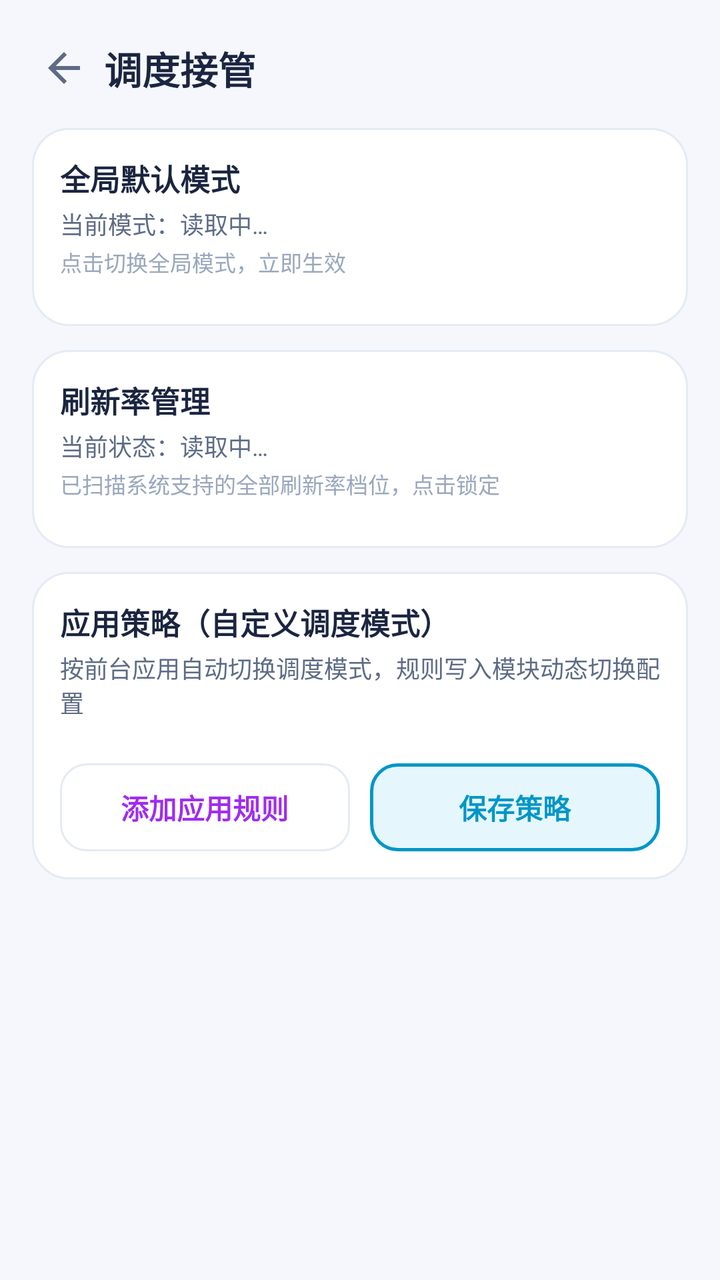
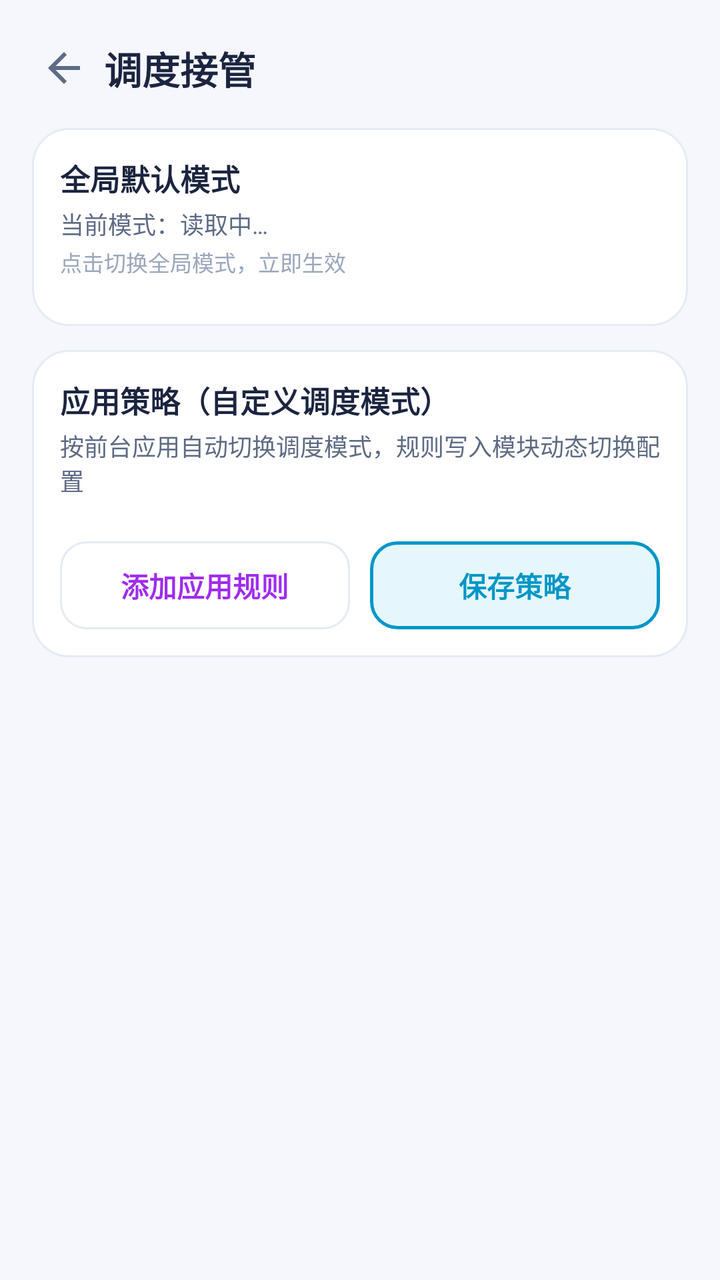

Screens rendered from an Android XML layout before and after an edit, with the pre-edit source and the edit as a unified diff.
<!-- AndroidManifest.xml: application theme AppTheme -->
<!-- res/layout/activity_mode.xml -->
<?xml version="1.0" encoding="utf-8"?>
<LinearLayout xmlns:android="http://schemas.android.com/apk/res/android"
    android:layout_width="match_parent"
    android:layout_height="match_parent"
    android:orientation="vertical">

    
    <LinearLayout
        android:layout_width="match_parent"
        android:layout_height="wrap_content"
        android:orientation="horizontal"
        android:gravity="center_vertical"
        android:paddingStart="12dp"
        android:paddingEnd="20dp"
        android:paddingTop="14dp"
        android:paddingBottom="10dp">

        <ImageView
            android:id="@+id/btnBack"
            android:layout_width="40dp"
            android:layout_height="40dp"
            android:padding="8dp"
            android:src="@drawable/ic_back"
            android:background="?android:attr/selectableItemBackgroundBorderless"
            android:contentDescription="返回" />

        <TextView
            android:layout_width="0dp"
            android:layout_height="wrap_content"
            android:layout_weight="1"
            android:text="调度接管"
            android:textColor="@color/textPrimary"
            android:textSize="19sp"
            android:textStyle="bold" />
    </LinearLayout>

    <ScrollView
        android:layout_width="match_parent"
        android:layout_height="match_parent"
        android:scrollbars="none"
        android:overScrollMode="never">

        <LinearLayout
            android:layout_width="match_parent"
            android:layout_height="wrap_content"
            android:orientation="vertical"
            android:paddingStart="16dp"
            android:paddingEnd="16dp"
            android:paddingBottom="28dp">

            
            <LinearLayout
                android:layout_width="match_parent"
                android:layout_height="wrap_content"
                android:orientation="vertical"
                android:background="@drawable/bg_card"
                android:padding="14dp">

                <TextView
                    android:layout_width="wrap_content"
                    android:layout_height="wrap_content"
                    android:text="全局默认模式"
                    android:textColor="@color/textPrimary"
                    android:textSize="15sp"
                    android:textStyle="bold" />

                <TextView
                    android:id="@+id/curModeView"
                    android:layout_width="wrap_content"
                    android:layout_height="wrap_content"
                    android:layout_marginTop="3dp"
                    android:text="当前模式：读取中…"
                    android:textColor="@color/textSecondary"
                    android:textSize="12sp" />

                <TextView
                    android:layout_width="wrap_content"
                    android:layout_height="wrap_content"
                    android:layout_marginTop="2dp"
                    android:text="点击切换全局模式，立即生效"
                    android:textColor="@color/textDim"
                    android:textSize="11sp" />

                <LinearLayout
                    android:id="@+id/modeBox"
                    android:layout_width="match_parent"
                    android:layout_height="wrap_content"
                    android:layout_marginTop="10dp"
                    android:orientation="vertical" />
            </LinearLayout>

            
            <LinearLayout
                android:layout_width="match_parent"
                android:layout_height="wrap_content"
                android:layout_marginTop="12dp"
                android:orientation="vertical"
                android:background="@drawable/bg_card"
                android:padding="14dp">

                <TextView
                    android:layout_width="wrap_content"
                    android:layout_height="wrap_content"
                    android:text="刷新率管理"
                    android:textColor="@color/textPrimary"
                    android:textSize="15sp"
                    android:textStyle="bold" />

                <TextView
                    android:id="@+id/curRefreshView"
                    android:layout_width="wrap_content"
                    android:layout_height="wrap_content"
                    android:layout_marginTop="3dp"
                    android:text="当前状态：读取中…"
                    android:textColor="@color/textSecondary"
                    android:textSize="12sp" />

                <TextView
                    android:layout_width="wrap_content"
                    android:layout_height="wrap_content"
                    android:layout_marginTop="2dp"
                    android:text="已扫描系统支持的全部刷新率档位，点击锁定"
                    android:textColor="@color/textDim"
                    android:textSize="11sp" />

                <LinearLayout
                    android:id="@+id/refreshBox"
                    android:layout_width="match_parent"
                    android:layout_height="wrap_content"
                    android:layout_marginTop="10dp"
                    android:orientation="vertical" />
            </LinearLayout>

            
            <LinearLayout
                android:layout_width="match_parent"
                android:layout_height="wrap_content"
                android:layout_marginTop="12dp"
                android:orientation="vertical"
                android:background="@drawable/bg_card"
                android:padding="14dp">

                <TextView
                    android:layout_width="wrap_content"
                    android:layout_height="wrap_content"
                    android:text="应用策略（自定义调度模式）"
                    android:textColor="@color/textPrimary"
                    android:textSize="15sp"
                    android:textStyle="bold" />

                <TextView
                    android:id="@+id/ruleHint"
                    android:layout_width="wrap_content"
                    android:layout_height="wrap_content"
                    android:layout_marginTop="3dp"
                    android:text="按前台应用自动切换调度模式，规则写入模块动态切换配置"
                    android:textColor="@color/textSecondary"
                    android:textSize="12sp" />

                <LinearLayout
                    android:id="@+id/ruleBox"
                    android:layout_width="match_parent"
                    android:layout_height="wrap_content"
                    android:layout_marginTop="10dp"
                    android:orientation="vertical" />

                <LinearLayout
                    android:layout_width="match_parent"
                    android:layout_height="wrap_content"
                    android:layout_marginTop="12dp"
                    android:orientation="horizontal">

                    <TextView
                        android:id="@+id/addRuleBtn"
                        android:layout_width="0dp"
                        android:layout_height="44dp"
                        android:layout_weight="1"
                        android:gravity="center"
                        android:background="@drawable/bg_tab"
                        android:text="添加应用规则"
                        android:textColor="@color/magenta"
                        android:textSize="14sp"
                        android:textStyle="bold" />

                    <View
                        android:layout_width="10dp"
                        android:layout_height="1dp" />

                    <TextView
                        android:id="@+id/saveRuleBtn"
                        android:layout_width="0dp"
                        android:layout_height="44dp"
                        android:layout_weight="1"
                        android:gravity="center"
                        android:background="@drawable/bg_tab_sel"
                        android:text="保存策略"
                        android:textColor="@color/accent"
                        android:textSize="14sp"
                        android:textStyle="bold" />
                </LinearLayout>
            </LinearLayout>
        </LinearLayout>
    </ScrollView>
</LinearLayout>
<!-- resources referenced by this layout -->
<resources>
  <color name="accent">#0096C8</color>
  <color name="magenta">#A02CF0</color>
  <color name="textDim">#9AA7BD</color>
  <color name="textPrimary">#1B2540</color>
  <color name="textSecondary">#5D6B85</color>
  <!-- drawable bg_card (drawable) -->
  <?xml version="1.0" encoding="utf-8"?>
  <shape xmlns:android="http://schemas.android.com/apk/res/android">
      <solid android:color="@color/bgCard" />
      <corners android:radius="18dp" />
      <stroke android:width="1dp" android:color="@color/bgCardStroke" />
  </shape>
  <!-- drawable bg_tab (drawable) -->
  <?xml version="1.0" encoding="utf-8"?>
  <shape xmlns:android="http://schemas.android.com/apk/res/android">
      <solid android:color="@color/bgCard" />
      <corners android:radius="13dp" />
      <stroke android:width="1dp" android:color="@color/bgCardStroke" />
  </shape>
  <!-- drawable bg_tab_sel (drawable) -->
  <?xml version="1.0" encoding="utf-8"?>
  <shape xmlns:android="http://schemas.android.com/apk/res/android">
      <solid android:color="@color/accentSoft" />
      <corners android:radius="13dp" />
      <stroke android:width="1.5dp" android:color="@color/accent" />
  </shape>
  <!-- drawable ic_back (drawable) -->
  <?xml version="1.0" encoding="utf-8"?>
  <vector xmlns:android="http://schemas.android.com/apk/res/android"
      android:width="24dp" android:height="24dp"
      android:viewportWidth="24" android:viewportHeight="24">
      <path android:fillColor="#5D6B85"
          android:pathData="M20,11H7.83l5.59,-5.59L12,4l-8,8 8,8 1.41,-1.41L7.83,13H20v-2z" />
  </vector>
  <style name="AppTheme" parent="android:Theme.Material.Light.NoActionBar">
          <item name="android:windowBackground">@color/bg</item>
          <item name="android:colorPrimary">@color/accent</item>
          <item name="android:colorAccent">@color/accent</item>
          <item name="android:statusBarColor">@color/bg</item>
          <item name="android:navigationBarColor">@color/bg</item>
          <item name="android:windowLightStatusBar">true</item>
          <item name="android:colorControlActivated">@color/accent</item>
          <item name="android:colorControlNormal">@color/textDim</item>
      </style>
  <color name="bgCard">#FFFFFF</color>
  <color name="bgCardStroke">#E4EBF4</color>
  <color name="accentSoft">#E5F7FD</color>
  <color name="bg">#F5F7FC</color>
</resources>

<!-- the commit's change to res/layout/activity_mode.xml (unified diff, before → after) -->
@@ -101,48 +101,6 @@
                 <TextView
                     android:layout_width="wrap_content"
                     android:layout_height="wrap_content"
-                    android:text="刷新率管理"
-                    android:textColor="@color/textPrimary"
-                    android:textSize="15sp"
-                    android:textStyle="bold" />
-
-                <TextView
-                    android:id="@+id/curRefreshView"
-                    android:layout_width="wrap_content"
-                    android:layout_height="wrap_content"
-                    android:layout_marginTop="3dp"
-                    android:text="当前状态：读取中…"
-                    android:textColor="@color/textSecondary"
-                    android:textSize="12sp" />
-
-                <TextView
-                    android:layout_width="wrap_content"
-                    android:layout_height="wrap_content"
-                    android:layout_marginTop="2dp"
-                    android:text="已扫描系统支持的全部刷新率档位，点击锁定"
-                    android:textColor="@color/textDim"
-                    android:textSize="11sp" />
-
-                <LinearLayout
-                    android:id="@+id/refreshBox"
-                    android:layout_width="match_parent"
-                    android:layout_height="wrap_content"
-                    android:layout_marginTop="10dp"
-                    android:orientation="vertical" />
-            </LinearLayout>
-
-            
-            <LinearLayout
-                android:layout_width="match_parent"
-                android:layout_height="wrap_content"
-                android:layout_marginTop="12dp"
-                android:orientation="vertical"
-                android:background="@drawable/bg_card"
-                android:padding="14dp">
-
-                <TextView
-                    android:layout_width="wrap_content"
-                    android:layout_height="wrap_content"
                     android:text="应用策略（自定义调度模式）"
                     android:textColor="@color/textPrimary"
                     android:textSize="15sp"
